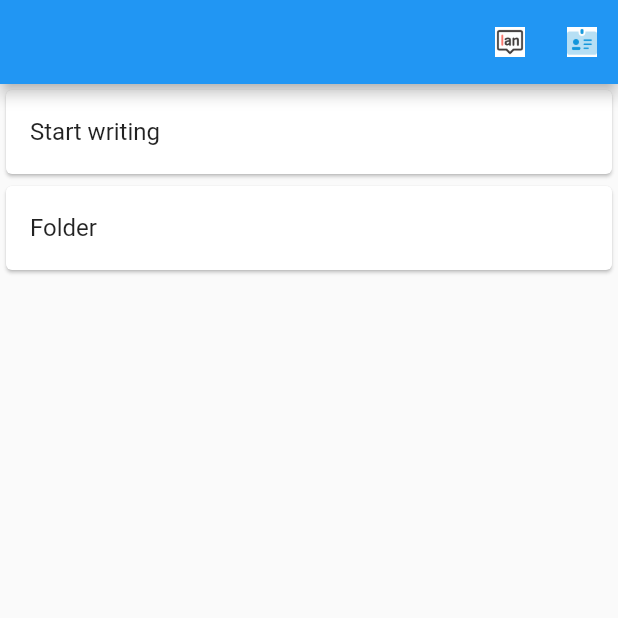
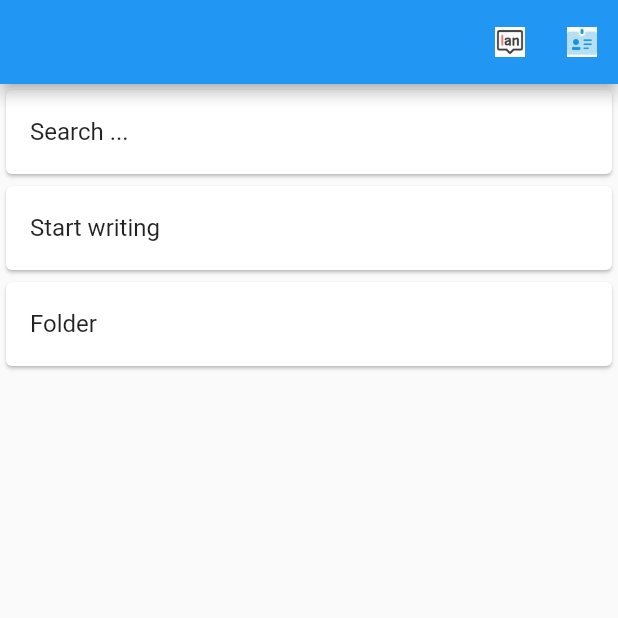
Before and after one commit to guchengxi1994/a-cool-app, a Flutter app: the screen it shows after launch, on a phone screen of 412 x 824 dp, the top half of it. Run offline on Flutter 3.47's test engine with Material 2 defaults, Android fonts, the phone set to English and light mode, and no system bars; our stand-ins replace flutter_colorpicker, flutter_i18n, flutter_markdown, fluttertoast, loading_overlay, shared_preferences; missing offline and left inert: dart:js.

Commit message:
fix: remove some codes

```diff
--- a/frontend/codind/lib/pages/main_page.dart
+++ b/frontend/codind/lib/pages/main_page.dart
@@ -5,19 +5,13 @@
  * @email: guchengxi1994@qq.com
  * @Date: 2022-01-30 21:46:56
  * @LastEditors: xiaoshuyui
- * @LastEditTime: 2022-02-10 19:46:16
+ * @LastEditTime: 2022-02-10 21:04:11
  */
-import 'package:codind/pages/_test_page.dart';
 import 'package:codind/providers/my_providers.dart';
-import 'package:codind/utils/utils.dart';
-import 'package:codind/widgets/widgets.dart';
 import 'package:flutter/material.dart';
 import 'package:provider/provider.dart';
 
-import '_base_preview_page.dart';
-import 'learning_compare_page.dart';
 import 'main_page_body.dart';
-import 'writing_page.dart';
 
 class MainStatefulPage extends StatefulWidget {
   const MainStatefulPage({Key? key}) : super(key: key);
@@ -35,17 +29,7 @@ class _MainStatefulPageState extends State<MainStatefulPage> {
             maxHeight: MediaQuery.of(context).size.height < 500
                 ? 700
                 : MediaQuery.of(context).size.height * 1.5),
-        child: Row(
-          crossAxisAlignment: CrossAxisAlignment.start,
-          children: [
-            Expanded(
-              flex: 5,
-              // child: WritingPage(),
-              child: MainPageBody(),
-              // child: TestPage(),
-            )
-          ],
-        ),
+        child: MainPageBody(),
       ),
     );
   }
--- a/frontend/codind/lib/pages/main_page_body.dart
+++ b/frontend/codind/lib/pages/main_page_body.dart
@@ -1,3 +1,12 @@
+/*
+ * @Descripttion:
+ * @version:
+ * @Author: xiaoshuyui
+ * @email: guchengxi1994@qq.com
+ * @Date: 2022-02-10 19:26:26
+ * @LastEditors: xiaoshuyui
+ * @LastEditTime: 2022-02-10 21:04:44
+ */
 import 'package:flutter/material.dart';
 
 import '../utils/utils.dart';
@@ -20,6 +29,12 @@ class _MainPageBodyState<T> extends BasePageState<MainPageBody> {
       body: Wrap(children: [
         Card(
           child: ListTile(
+            title: const Text("Search ..."),
+            onTap: () {},
+          ),
+        ),
+        Card(
+          child: ListTile(
             title: const Text("Start writing"),
             onTap: () {
               Navigator.of(context).pushNamed(Routers.pageMdEditor);
--- a/frontend/codind/lib/providers/my_providers.dart
+++ b/frontend/codind/lib/providers/my_providers.dart
@@ -5,9 +5,9 @@
  * @email: guchengxi1994@qq.com
  * @Date: 2022-01-30 21:46:56
  * @LastEditors: xiaoshuyui
- * @LastEditTime: 2022-02-03 11:53:42
+ * @LastEditTime: 2022-02-10 21:04:24
  */
-export './main_providers.dart';
+
 export './language_provider.dart';
 export './theme_provider.dart';
 export './used_emoji_provider.dart';
```
Also changed, not shown: frontend/codind/lib/pages/writing_page.dart (+8 -1 lines), frontend/codind/lib/providers/main_providers.dart (deleted, +0 -22 lines).
